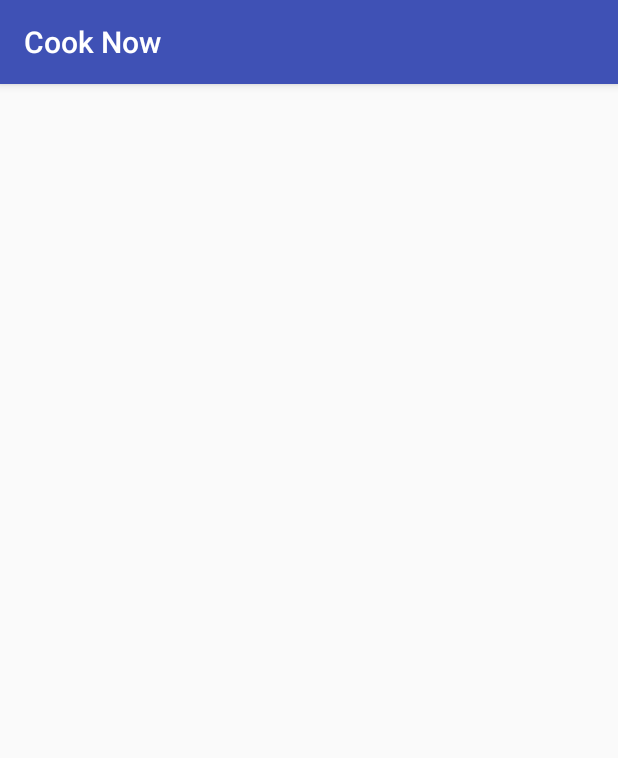
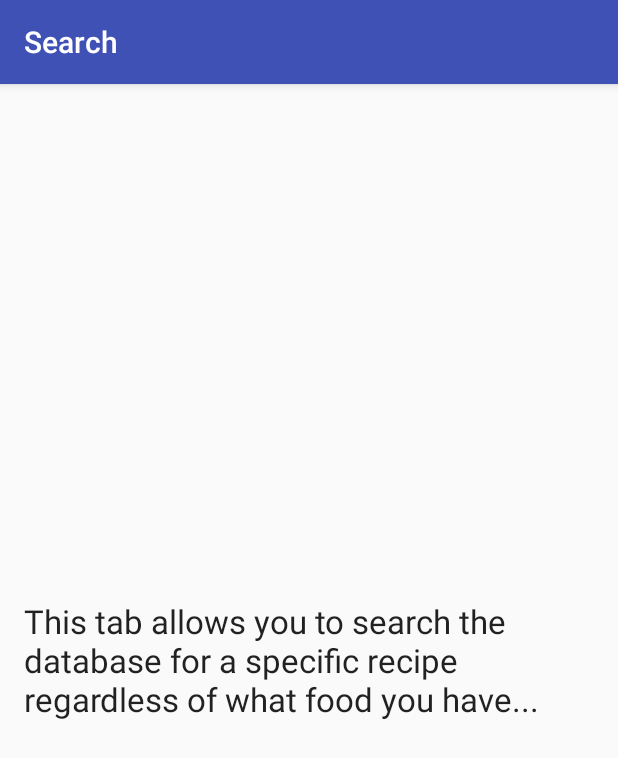
Before and after one commit to idonorchidinma/cooknow, an Android app: the SearchActivity screen opened directly, with no data from a screen before it, on a phone screen of 412 x 824 dp. Shown: the top 758 px of the screen. Run offline under Robolectric (Android 15) with nearby library versions, the light colour scheme and no system bars.

Commit message:
Added some text on each tab page and gave titles at the top of each tab

```diff
--- a/CookNow/app/src/main/java/com/example/tony/cooknow/FavoriteActivity.java
+++ b/CookNow/app/src/main/java/com/example/tony/cooknow/FavoriteActivity.java
@@ -10,5 +10,6 @@ public class FavoriteActivity extends AppCompatActivity {
     protected void onCreate(Bundle savedInstanceState) {
         super.onCreate(savedInstanceState);
         setContentView(R.layout.activity_favorite);
+        this.setTitle("Favorites");
     }
 }
--- a/CookNow/app/src/main/java/com/example/tony/cooknow/HistoryActivity.java
+++ b/CookNow/app/src/main/java/com/example/tony/cooknow/HistoryActivity.java
@@ -11,5 +11,6 @@ public class HistoryActivity extends AppCompatActivity {
     protected void onCreate(Bundle savedInstanceState) {
         super.onCreate(savedInstanceState);
         setContentView(R.layout.activity_history);
+        this.setTitle("History");
     }
 }
--- a/CookNow/app/src/main/java/com/example/tony/cooknow/InventoryActivity.java
+++ b/CookNow/app/src/main/java/com/example/tony/cooknow/InventoryActivity.java
@@ -22,7 +22,7 @@ import com.example.tony.ingredientTree.Ingredient;
 
 import java.util.ArrayList;
 
-public class InventoryActivity extends Activity {
+public class InventoryActivity extends AppCompatActivity {
 
     /** The button that brings to the list menu containing dairy.*/
     private Button myDairyButton;
@@ -50,6 +50,7 @@ public class InventoryActivity extends Activity {
         // Sets up activity
         super.onCreate(savedInstanceState);
         setContentView(R.layout.activity_inventory);
+        this.setTitle("Inventory");
 //        ActionBar actionBar = getActionBar();
 //        actionBar.setIcon(R.drawable.ic_list_black_24dp);
 //        actionBar.setDisplayUseLogoEnabled(true);
--- a/CookNow/app/src/main/java/com/example/tony/cooknow/MainActivity.java
+++ b/CookNow/app/src/main/java/com/example/tony/cooknow/MainActivity.java
@@ -16,8 +16,6 @@ import java.util.ArrayList;
  */
 @SuppressWarnings("deprecation")
 public class MainActivity extends TabActivity {
-
-
 
     @Override
     protected void onCreate(Bundle savedInstanceState) {
--- a/CookNow/app/src/main/java/com/example/tony/cooknow/RecipeActivity.java
+++ b/CookNow/app/src/main/java/com/example/tony/cooknow/RecipeActivity.java
@@ -10,5 +10,6 @@ public class RecipeActivity extends AppCompatActivity {
     protected void onCreate(Bundle savedInstanceState) {
         super.onCreate(savedInstanceState);
         setContentView(R.layout.activity_recipe);
+        this.setTitle("Recipes");
     }
 }
--- a/CookNow/app/src/main/java/com/example/tony/cooknow/SearchActivity.java
+++ b/CookNow/app/src/main/java/com/example/tony/cooknow/SearchActivity.java
@@ -10,5 +10,6 @@ public class SearchActivity extends AppCompatActivity {
     protected void onCreate(Bundle savedInstanceState) {
         super.onCreate(savedInstanceState);
         setContentView(R.layout.activity_search);
+        this.setTitle("Search");
     }
 }
--- a/CookNow/app/src/main/res/layout/activity_search.xml
+++ b/CookNow/app/src/main/res/layout/activity_search.xml
@@ -9,4 +9,12 @@
     android:paddingTop="@dimen/activity_vertical_margin"
     tools:context="com.example.tony.cooknow.SearchActivity">
 
+    <TextView
+        android:layout_width="wrap_content"
+        android:layout_height="wrap_content"
+        android:textAppearance="?android:attr/textAppearanceLarge"
+        android:text="This tab allows you to search the database for a specific recipe regardless of what food you have..."
+        android:id="@+id/textView"
+        android:layout_centerVertical="true"
+        android:layout_centerHorizontal="true" />
 </RelativeLayout>
```
Also changed, not shown: CookNow/app/src/main/res/layout/activity_favorite.xml (+8 -0 lines), CookNow/app/src/main/res/layout/activity_history.xml (+8 -0 lines), CookNow/app/src/main/res/layout/activity_recipe.xml (+8 -0 lines).
